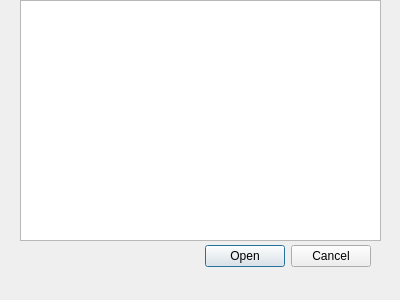
robedpixel/SmartMonitor-Python, file src/ImageChooser.ui: the form before one commit.
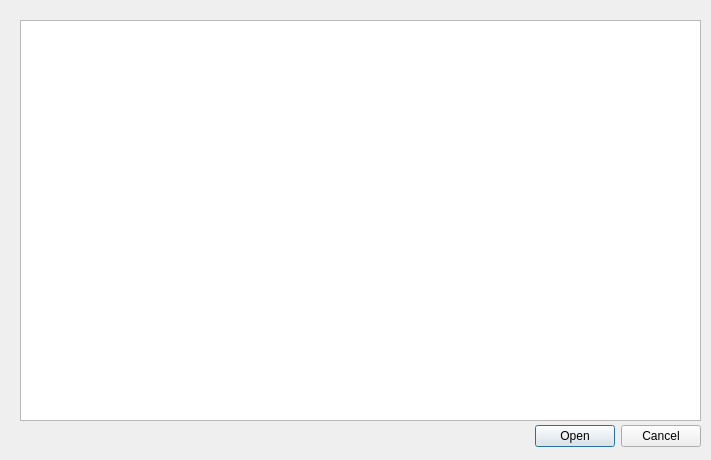
The form after the commit.

Commit message: finish ui for image chooser

Diff of the .ui file:
```diff
--- a/src/ImageChooser.ui
+++ b/src/ImageChooser.ui
@@ -6,8 +6,8 @@
    <rect>
     <x>0</x>
     <y>0</y>
-    <width>400</width>
-    <height>300</height>
+    <width>711</width>
+    <height>460</height>
    </rect>
   </property>
   <property name="windowTitle">
@@ -16,8 +16,8 @@
   <widget class="QDialogButtonBox" name="buttonBox">
    <property name="geometry">
     <rect>
-     <x>30</x>
-     <y>240</y>
+     <x>360</x>
+     <y>420</y>
      <width>341</width>
      <height>32</height>
     </rect>
@@ -33,9 +33,9 @@
    <property name="geometry">
     <rect>
      <x>20</x>
-     <y>0</y>
-     <width>361</width>
-     <height>241</height>
+     <y>20</y>
+     <width>681</width>
+     <height>401</height>
     </rect>
    </property>
   </widget>
```
The commit also changes 2 other files.
